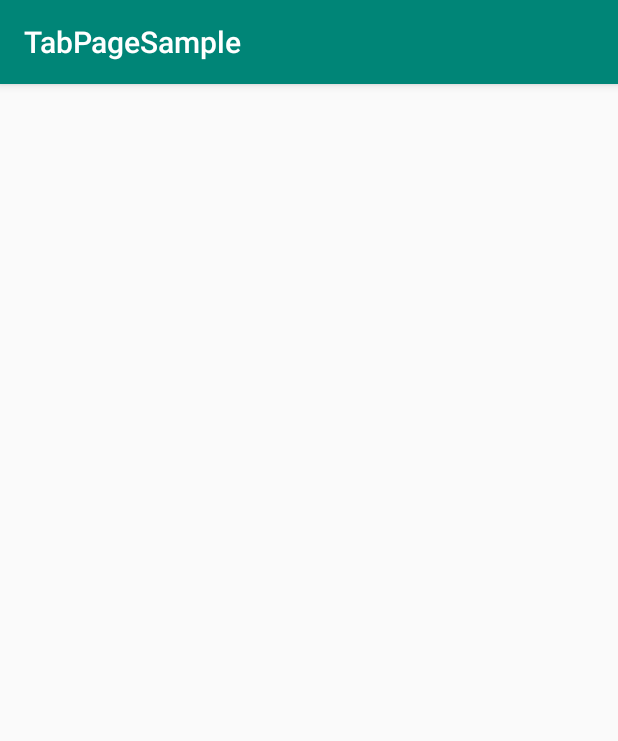
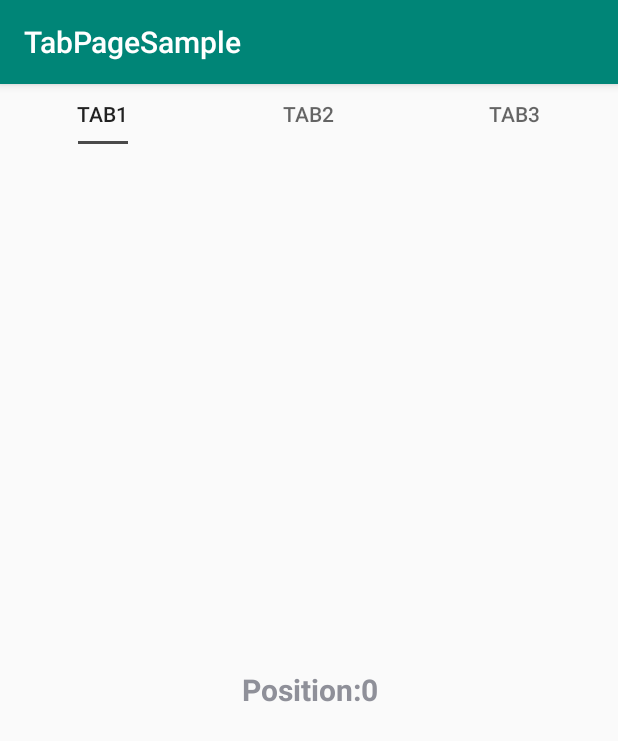
Before and after one commit to xiexiang89/AndroidWidgets, an Android app: the TabPageSampleActivity screen opened directly, with no data from a screen before it, on a phone screen of 412 x 824 dp. Shown: the top 741 px of the screen. Run offline under Robolectric (Android 15) with nearby library versions, the phone set to English and light mode, and no system bars; our stand-ins replace CircleImageView.

Commit message:
Modify TabPageSample

```diff
--- a/app/src/main/java/com/edgar/sample/TabPageSampleActivity.java
+++ b/app/src/main/java/com/edgar/sample/TabPageSampleActivity.java
@@ -1,14 +1,65 @@
 package com.edgar.sample;
 
 import android.os.Bundle;
+import android.support.annotation.NonNull;
 import android.support.annotation.Nullable;
+import android.support.v4.view.PagerAdapter;
+import android.support.v4.view.ViewPager;
 import android.support.v7.app.AppCompatActivity;
+import android.view.LayoutInflater;
+import android.view.View;
+import android.view.ViewGroup;
+import android.widget.TextView;
+
+import com.edgar.widget.tabs.TabLayout;
 
 public class TabPageSampleActivity extends AppCompatActivity {
+
+    private TabLayout mTabLayout;
+    private ViewPager mViewPager;
 
     @Override
     protected void onCreate(@Nullable Bundle savedInstanceState) {
         super.onCreate(savedInstanceState);
         setContentView(R.layout.tab_page_sample_activity);
+        mTabLayout = findViewById(R.id.tab_layout);
+        mTabLayout.setTabIndicatorFullWidth(false);
+        mViewPager = findViewById(R.id.view_pager);
+        mViewPager.setAdapter(new TabPagerAdapter());
+        mTabLayout.setupWithViewPager(mViewPager);
+    }
+
+    private class TabPagerAdapter extends PagerAdapter {
+        private final String[] mTabs = {"Tab1", "Tab2","Tab3"};
+
+        @Override
+        public int getCount() {
+            return mTabs.length;
+        }
+
+        @Override
+        public boolean isViewFromObject(@NonNull View view, @NonNull Object o) {
+            return view == o;
+        }
+
+        @NonNull
+        @Override
+        public Object instantiateItem(@NonNull ViewGroup container, int position) {
+            TextView textView = (TextView) LayoutInflater.from(getApplicationContext()).inflate(R.layout.pager_item, container,false);
+            textView.setText("Position:"+position);
+            container.addView(textView);
+            return textView;
+        }
+
+        @Override
+        public void destroyItem(@NonNull ViewGroup container, int position, @NonNull Object object) {
+            container.removeView((View) object);
+        }
+
+        @Nullable
+        @Override
+        public CharSequence getPageTitle(int position) {
+            return mTabs[position];
+        }
     }
 }
--- /dev/null
+++ b/app/src/main/res/layout/pager_item.xml
@@ -0,0 +1,8 @@
+<?xml version="1.0" encoding="utf-8"?>
+<TextView xmlns:android="http://schemas.android.com/apk/res/android"
+    android:id="@android:id/text1"
+    android:layout_width="match_parent"
+    android:layout_height="match_parent"
+    android:textSize="20dp"
+    android:gravity="center"
+    android:textStyle="bold"/>
--- a/app/src/main/res/layout/tab_page_sample_activity.xml
+++ b/app/src/main/res/layout/tab_page_sample_activity.xml
@@ -1,6 +1,18 @@
 <?xml version="1.0" encoding="utf-8"?>
 <LinearLayout xmlns:android="http://schemas.android.com/apk/res/android"
-    android:orientation="vertical" android:layout_width="match_parent"
+    xmlns:app="http://schemas.android.com/apk/res-auto"
+    android:orientation="vertical"
+    android:layout_width="match_parent"
     android:layout_height="match_parent">
-
+    <com.edgar.widget.tabs.TabLayout
+        android:id="@+id/tab_layout"
+        android:layout_width="match_parent"
+        android:layout_height="40dp"
+        app:tabMode="0"
+        app:tabGravity="1"
+        app:tabIndicatorColor="#4a4a4a"/>
+    <android.support.v4.view.ViewPager
+        android:id="@+id/view_pager"
+        android:layout_width="match_parent"
+        android:layout_height="match_parent"/>
 </LinearLayout>
```
